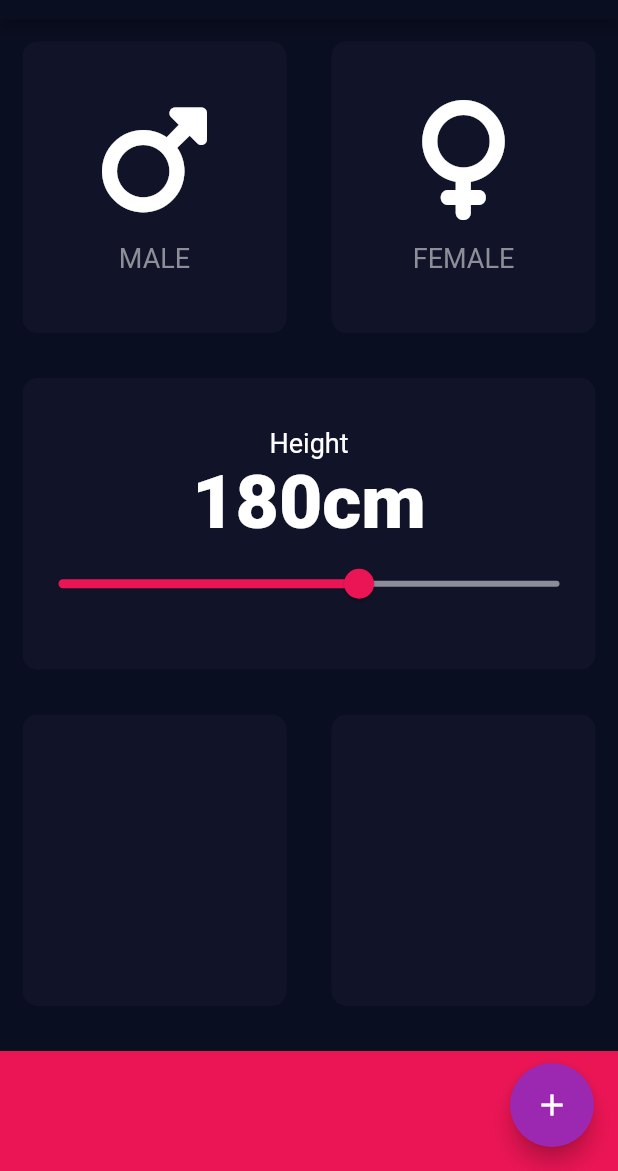
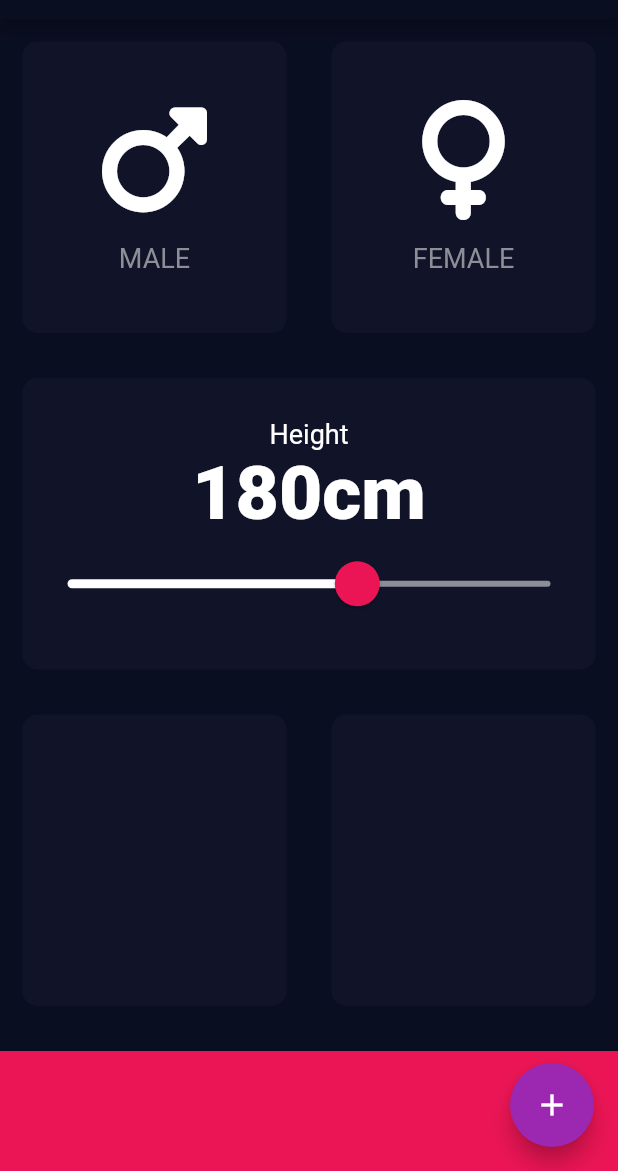
Before and after one commit to deepcodingios/BMI_Calculator, a Flutter app: the screen it shows after launch, on a phone screen of 412 x 824 dp, the part 65-1236 px from its top. Run offline on Flutter 3.47's test engine with Material 2 defaults, Android fonts, the phone set to English and light mode, and no system bars; our stand-ins replace font_awesome_flutter; missing offline and left inert: dart:ffi.

Commit message:
Customizing Slider Widget

```diff
--- a/lib/inputpage.dart
+++ b/lib/inputpage.dart
@@ -92,17 +92,28 @@ class _InputPageState extends State<InputPage> {
                         ),
                       ],
                     ),
-                    Slider(
+                    SliderTheme(
+                      data: SliderTheme.of(context).copyWith(
+                        activeTrackColor: Colors.white,
+                        thumbColor: Color(0xFFEB1555),
+                        overlayColor: Color(0x29EB1555),
+                        thumbShape:
+                            RoundSliderThumbShape(enabledThumbRadius: 15.0),
+                        overlayShape:
+                            RoundSliderOverlayShape(overlayRadius: 30.0),
+                      ),
+                      child: Slider(
                         value: height.toDouble(),
                         min: 120.0,
                         max: 220.0,
-                      activeColor: Color(0xFFEB1555),
+                        // activeColor: Color(0xFFEB1555),
                         inactiveColor: Color(0xFF8B8E98),
                         onChanged: (double newValue) {
                           setState(() {
                             height = newValue.round();
                           });
                         },
+                      ),
                     ),
                   ],
                 ),
```
Lines whose indentation alone changed are shown as unchanged.
